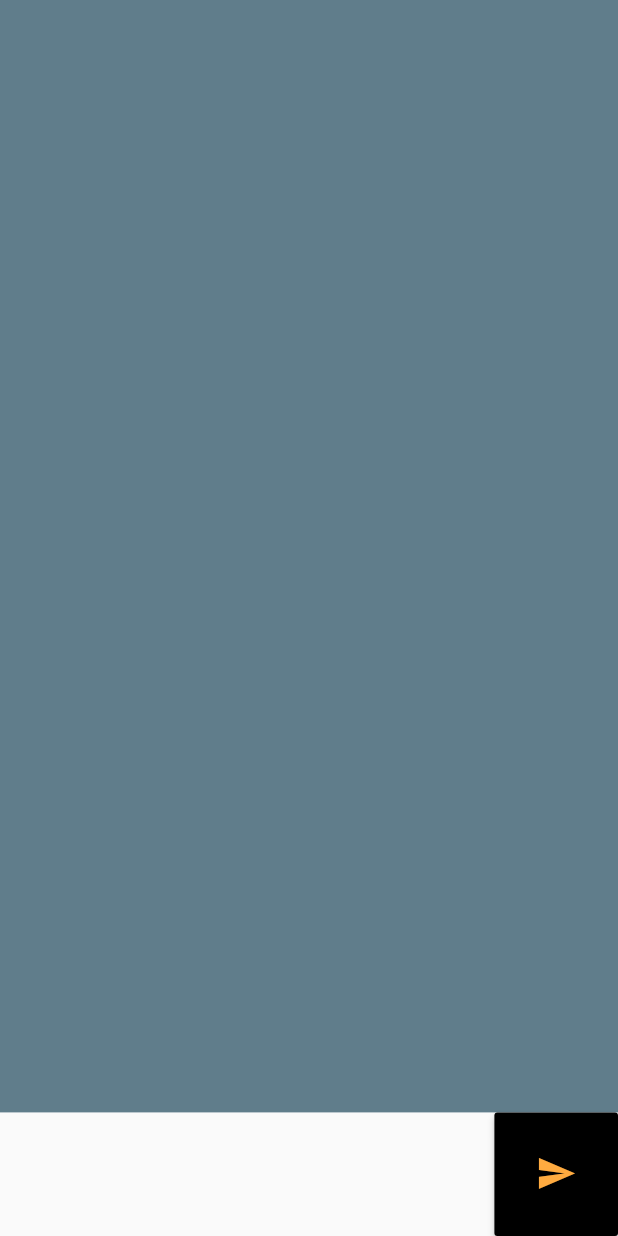
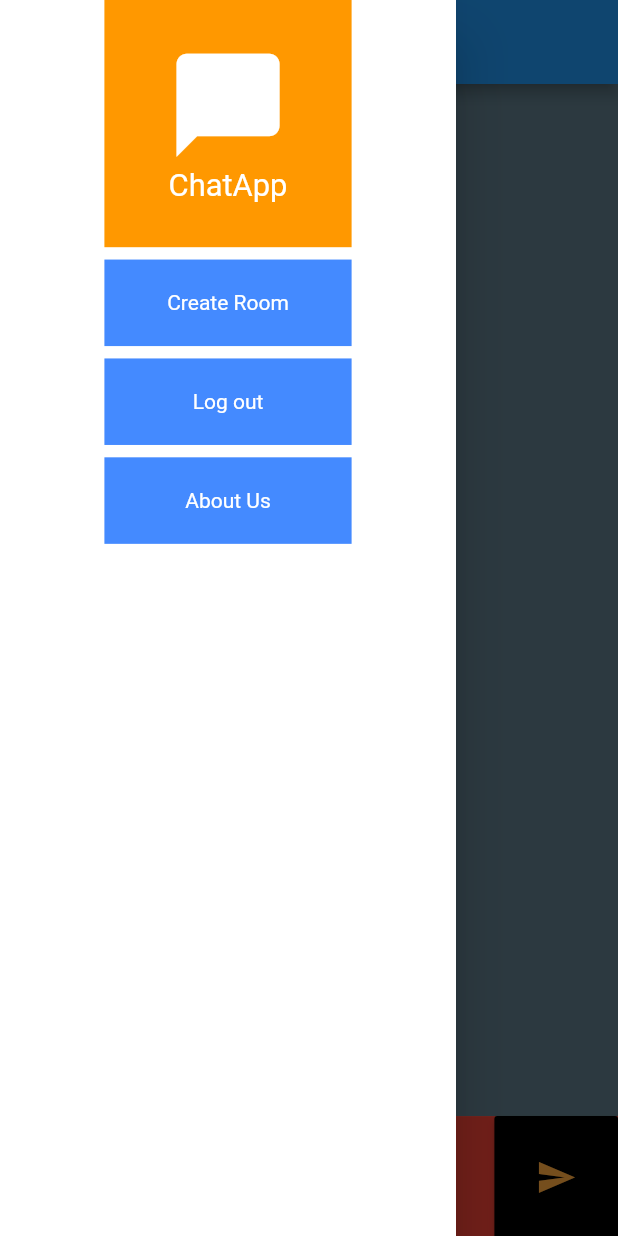
Before and after one commit to waliseddiqi/Chat_App_frontend, a Flutter app: the MyAppWidget screen opened directly, with the side drawer open (before the commit the screen has no drawer), on a phone screen of 412 x 824 dp. Run offline on Flutter 3.47's test engine with Material 2 defaults, Android fonts, the phone set to English and light mode, and no system bars; our stand-ins replace shared_preferences; missing offline and left inert: adhara_socket_io; accounts and stored records are empty.

Commit message:
new feature added ui still need to be fixed

```diff
--- a/lib/inital.dart
+++ b/lib/inital.dart
@@ -2,7 +2,7 @@ import 'package:flutter/material.dart';
 import 'dart:convert';
 import 'package:adhara_socket_io/adhara_socket_io.dart';
 import 'message.dart';
-
+import 'main.dart';
 import 'package:shared_preferences/shared_preferences.dart';
 class MyApp extends StatelessWidget {
   @override
@@ -31,17 +31,17 @@ final GlobalKey<ScaffoldState> _scaffoldKey = new GlobalKey<ScaffoldState>();
   @override
   void initState() {
     super.initState();
-
-     socketOptions=new SocketOptions("https://chatapp45.herokuapp.com/",enableLogging: true,transports: [Transports.WEB_SOCKET,Transports.POLLING]);
+      //https://chatapp45.herokuapp.com/
+     socketOptions=new SocketOptions("https://chatapp45.herokuapp.com",enableLogging: true,transports: [Transports.WEB_SOCKET,Transports.POLLING]);
     socketConfig();
   }
-loadname() async{
+Future<void>loadname() async{
 SharedPreferences sharedPreferences=await SharedPreferences.getInstance();
 _name=sharedPreferences.getString("Name");
 }
 
 void newusercreatea(){
-  socket.emit("new-user", [_name]);
+  socket.emit("new-user", [{"name":_name}]);
 }
 void sendmessage(msg){
   socket.emit("msg", [{"name":_name,"msg":msg}]);
@@ -57,21 +57,37 @@ void onrecieve(){
      isself.add(false);
      });
 		});
-    socket.on("new-user",(data){
-      print(data);
-      _showSnackBar(data);
+    socket.on("user-connected",(data){
+
+      _showSnackBar(data+" has joined",Colors.green);
+    });
+    socket.on("user-disconnected", (data) {
+      _showSnackBar(data+"has Disconnected",Colors.redAccent);
     });
 }
-_showSnackBar(data){
-  _scaffoldKey.currentState.showSnackBar(SnackBar(content: Text("$data has Joined Chat"),duration: Duration(milliseconds: 600)));
+_showSnackBar(data,color){
+  _scaffoldKey.currentState.showSnackBar(SnackBar(backgroundColor: color,content: Text("$data"),duration: Duration(seconds: 1)));
+}
+
+void logout() async{
+  String name=_name+"User Disconnected";
+  socket.emit("disconnected", [{"name":name}]);
+  SharedPreferences sharedPreferences=await SharedPreferences.getInstance();
+  sharedPreferences.clear().then((value) => {
+
+
+    Navigator.push(context, MaterialPageRoute(builder: (context)=>Initial()))
+  });
+
 }
 Future<void> socketConfig() async {
     loadname();
     manager = SocketIOManager();
  socket = await manager.createInstance(socketOptions);
 		socket.connect();
+
+	onrecieve();
   newusercreatea();
-	onrecieve();
 	}
   List<dynamic> messages=new List<dynamic>();
   List<bool> isself=new List<bool>();
@@ -81,17 +97,75 @@ Future<void> socketConfig() async {
     var size=MediaQuery.of(context).size;
     return
  Scaffold(
+   appBar: AppBar(
+     title: Text("Chat"),
+   ),
+   drawer: Drawer(
+     child: Container(
+       width: size.width/2.5,
+       color: Colors.white,
+       child: Column(
+         children: [
+           Container(
+               height: size.height*0.2,
+               width: size.width/2.5,
+                color: Colors.orange,
+                child: Column(
+                  mainAxisAlignment: MainAxisAlignment.center,
+                  children: [
+                    Center(child: Icon(Icons.chat_bubble,size: size.height/10,color: Colors.white,)),
+                    Center(child: Text("ChatApp",style: TextStyle(fontSize: size.height/40,color: Colors.white),),)
+                  ],
+                ),
+           ),
+
+           InkWell(
+                        child: Container(
+                              margin: EdgeInsets.only(top: size.height/100),
+               height: size.height*0.07,
+               width: size.width/2.5,
+                color: Colors.blueAccent,
+               child: Center(child: Text("Create Room",style: TextStyle(color: Colors.white),)),),
+           ),
+
+             InkWell(
+               onTap: (){
+                 logout();
+               },
+                        child: Container(
+                          margin: EdgeInsets.only(top: size.height/100),
+               height: size.height*0.07,
+               width: size.width/2.5,
+                color: Colors.blueAccent,
+               child: Center(child: Text("Log out",style: TextStyle(color: Colors.white),)),),
+           ),
+           InkWell(
+                        child: Container(
+                              margin: EdgeInsets.only(top: size.height/100),
+               height: size.height*0.07,
+               width: size.width/2.5,
+                color: Colors.blueAccent,
+               child: Center(child: Text("About Us",style: TextStyle(color: Colors.white),)),),
+           )
+         ],
+       ),
+     ),
+   ),
    key: _scaffoldKey,
-      body: SingleChildScrollView(
+      body:
+
+         SingleChildScrollView(
                     child: Container(
 
+
               child: Column(
-            mainAxisAlignment: MainAxisAlignment.start,
+                mainAxisAlignment: MainAxisAlignment.center,
                 children: [
                   Message(messages: messages,isself:isself ,name: name,),
                   Container(
 
                     width: size.width,
+                  color: Colors.red,
                     height: size.height*0.1,
                     child: Row(
                       children: [
@@ -111,7 +185,7 @@ Future<void> socketConfig() async {
                         Container(
 
                            width: size.width*0.2,
-                       height: size.height*0.2,
+                           height: size.height*0.1,
                           child: RaisedButton(
                             color: Colors.black,
                             highlightColor: Colors.blueAccent,
@@ -137,6 +211,8 @@ Future<void> socketConfig() async {
             ),
          ),
 
+
+
     );
   }
 }
--- a/lib/message.dart
+++ b/lib/message.dart
@@ -15,9 +15,10 @@ class _MessageState extends State<Message> {
 
   Widget build(BuildContext context) {
     var size=MediaQuery.of(context).size;
-    return Container(
+    return SingleChildScrollView(
+          child: Container(
       color: Colors.blueGrey,
-      height: size.height*0.9,
+        height: size.height*0.835,
         width: size.width,
         child:ListView.builder(
           itemCount: widget.messages.length,
@@ -48,6 +49,7 @@ class _MessageState extends State<Message> {
             ),
           );
         })
+      ),
     );
   }
 }
```
Also changed, not shown: lib/main.dart (+6 -3 lines). Lines whose indentation alone changed are shown as unchanged.
